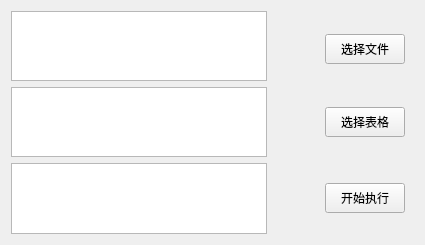
Before: the Qt Designer form main.ui in AndRainWindow/ClassMyDoc, drawn with Qt 5.
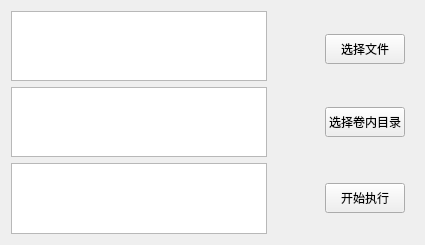
After: the same form once the commit is applied.

The edit to the form file:
```diff
--- a/main.ui
+++ b/main.ui
@@ -113,7 +113,7 @@
         </size>
        </property>
        <property name="text">
-        <string>选择表格</string>
+        <string>选择卷内目录</string>
        </property>
       </widget>
      </item>
```
Left out of the diff: 9 changed lines with no effect on the pictures.
